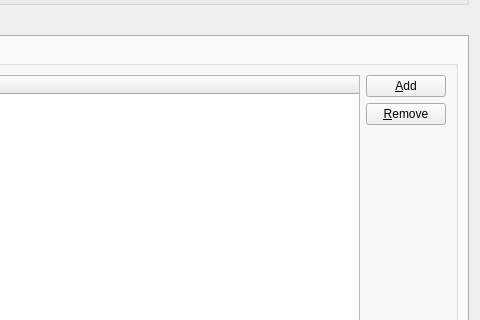
Qt form src/searchinfilesdialog.ui (petrucianno/dlt-viewer) before a commit; both pictures show x 540 to 1020 and y 97 to 417 of the 1020 by 520 pixel window.
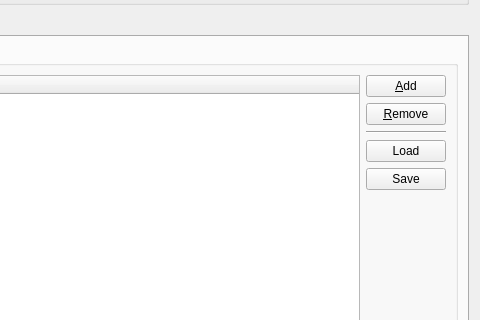
The same form after that commit. The open tabs and pages were chosen to show the change. Icons and pictures are not drawn.

Commit message:
Store patterns in result file as a list
+ Added buttons to load and save patterns

What changed in the file:
```diff
--- a/src/searchinfilesdialog.ui
+++ b/src/searchinfilesdialog.ui
@@ -152,6 +152,33 @@
                 </property>
                </widget>
               </item>
+              <item>
+               <widget class="Line" name="line">
+                <property name="orientation">
+                 <enum>Qt::Horizontal</enum>
+                </property>
+               </widget>
+              </item>
+              <item>
+               <widget class="QPushButton" name="pushButton">
+                <property name="toolTip">
+                 <string>Load configuration from file</string>
+                </property>
+                <property name="text">
+                 <string>Load</string>
+                </property>
+               </widget>
+              </item>
+              <item>
+               <widget class="QPushButton" name="pushButtonSaveConfig">
+                <property name="toolTip">
+                 <string>Save current configuration to a file</string>
+                </property>
+                <property name="text">
+                 <string>Save</string>
+                </property>
+               </widget>
+              </item>
               <item>
                <spacer name="verticalSpacer">
                 <property name="orientation">
```
Left out of the diff: 11 changed lines with no effect on the pictures. The commit also changes 1 other file.
